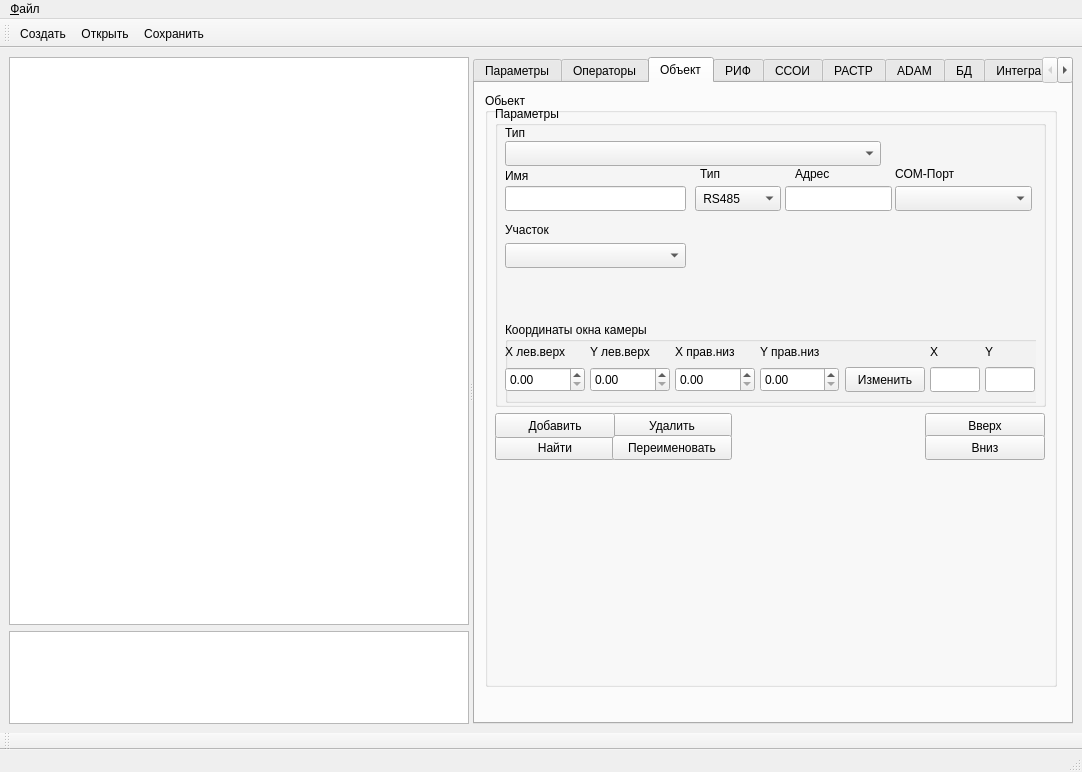
Above: m_cfg/MainWindowCFG.ui from xXRadioHeadXx/start7 before the change. Below: the same form after it.
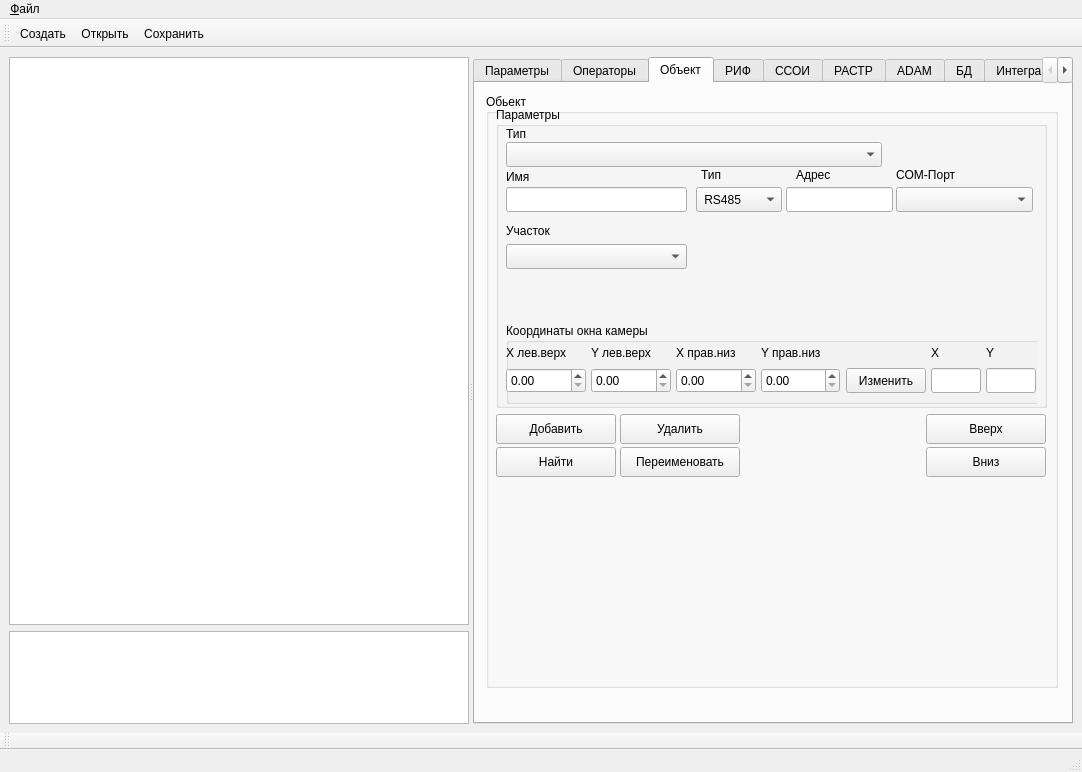
That is the form after the change. The open tabs and pages were chosen to show the change. Icons and pictures are not drawn. Custom widgets are drawn as their Qt base class.

Patch:
```diff
--- a/m_cfg/MainWindowCFG.ui
+++ b/m_cfg/MainWindowCFG.ui
@@ -540,8 +540,8 @@
         <widget class="QGroupBox" name="groupBox_2">
          <property name="geometry">
           <rect>
-           <x>10</x>
-           <y>10</y>
+           <x>11</x>
+           <y>11</y>
            <width>572</width>
            <height>594</height>
           </rect>
@@ -2462,7 +2462,7 @@
             <x>10</x>
             <y>320</y>
             <width>551</width>
-            <height>51</height>
+            <height>71</height>
            </rect>
           </property>
           <property name="sizePolicy">
@@ -2474,10 +2474,10 @@
           <widget class="QPushButton" name="pushButton_2">
            <property name="geometry">
             <rect>
-             <x>117</x>
+             <x>124</x>
              <y>0</y>
              <width>120</width>
-             <height>25</height>
+             <height>30</height>
             </rect>
            </property>
            <property name="sizePolicy">
@@ -2495,7 +2495,7 @@
            <property name="maximumSize">
             <size>
              <width>999</width>
-             <height>25</height>
+             <height>30</height>
             </size>
            </property>
            <property name="text">
@@ -2508,7 +2508,7 @@
              <x>430</x>
              <y>0</y>
              <width>120</width>
-             <height>25</height>
+             <height>30</height>
             </rect>
            </property>
            <property name="sizePolicy">
@@ -2526,7 +2526,7 @@
            <property name="maximumSize">
             <size>
              <width>999</width>
-             <height>25</height>
+             <height>30</height>
             </size>
            </property>
            <property name="text">
@@ -2537,9 +2537,9 @@
            <property name="geometry">
             <rect>
              <x>0</x>
-             <y>22</y>
+             <y>33</y>
              <width>120</width>
-             <height>25</height>
+             <height>30</height>
             </rect>
            </property>
            <property name="sizePolicy">
@@ -2557,7 +2557,7 @@
            <property name="maximumSize">
             <size>
              <width>999</width>
-             <height>25</height>
+             <height>30</height>
             </size>
            </property>
            <property name="text">
@@ -2567,10 +2567,10 @@
           <widget class="QPushButton" name="pushButton_4">
            <property name="geometry">
             <rect>
-             <x>117</x>
-             <y>22</y>
+             <x>124</x>
+             <y>33</y>
              <width>120</width>
-             <height>25</height>
+             <height>30</height>
             </rect>
            </property>
            <property name="sizePolicy">
@@ -2582,7 +2582,7 @@
            <property name="minimumSize">
             <size>
              <width>108</width>
-             <height>25</height>
+             <height>30</height>
             </size>
            </property>
            <property name="maximumSize">
@@ -2599,9 +2599,9 @@
            <property name="geometry">
             <rect>
              <x>430</x>
-             <y>22</y>
+             <y>33</y>
              <width>120</width>
-             <height>25</height>
+             <height>30</height>
             </rect>
            </property>
            <property name="sizePolicy">
@@ -2619,7 +2619,7 @@
            <property name="maximumSize">
             <size>
              <width>999</width>
-             <height>25</height>
+             <height>30</height>
             </size>
            </property>
            <property name="text">
@@ -2632,7 +2632,7 @@
              <x>0</x>
              <y>0</y>
              <width>120</width>
-             <height>25</height>
+             <height>30</height>
             </rect>
            </property>
            <property name="text">
```
Left out of the diff: 288 changed lines with no effect on the pictures. Lines whose indentation alone changed are shown as unchanged.
